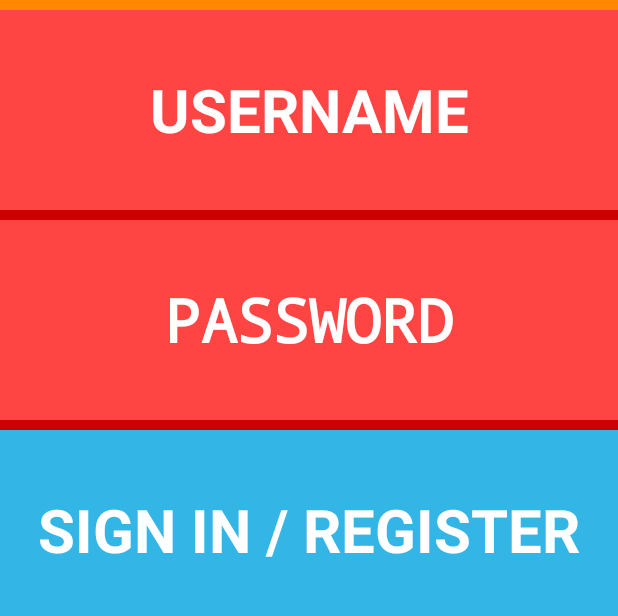
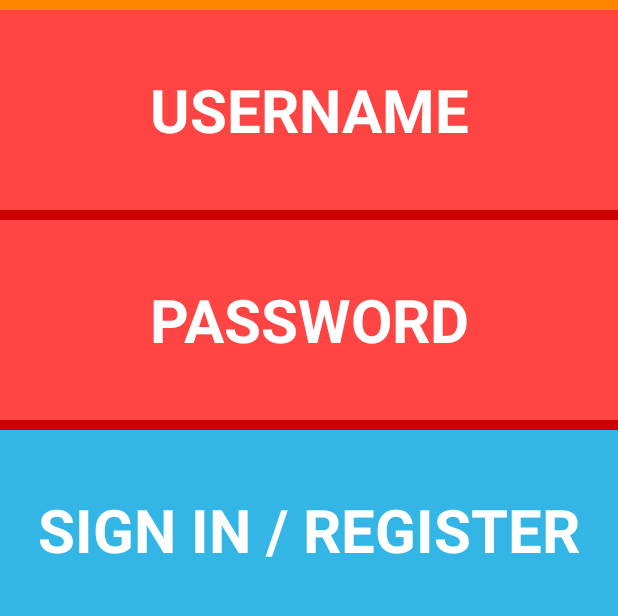
Before and after one commit to Wojtechnology/WoahPaper, an Android app: the screen it shows after launch (LoginActivity), on a phone screen of 412 x 824 dp, the part 200-816 px from its top. Run offline under Robolectric (Android 15) with nearby library versions, the phone set to English and light mode, and no system bars.

Commit message:
Fixed some UI Things

```diff
--- a/app/app/build.gradle
+++ b/app/app/build.gradle
@@ -13,7 +13,7 @@ android {
     }
     buildTypes {
         release {
-            runProguard false
+            minifyEnabled false
             proguardFiles getDefaultProguardFile('proguard-android.txt'), 'proguard-rules.pro'
         }
     }
--- a/app/app/src/main/java/com/example/wojtekswiderski/woahpaper/LoginActivity.java
+++ b/app/app/src/main/java/com/example/wojtekswiderski/woahpaper/LoginActivity.java
@@ -28,9 +28,11 @@ public class LoginActivity extends Activity {
         super.onCreate(extra);
         setContentView(R.layout.activity_login);
 
+        //Enabling internet access for the app
         StrictMode.ThreadPolicy policy = new StrictMode.ThreadPolicy.Builder().permitAll().build();
         StrictMode.setThreadPolicy(policy);
 
+        //Creates objects for forms and button
         final EditText userInput = (EditText) findViewById(R.id.userBox);
         final EditText passInput = (EditText) findViewById(R.id.passBox);
         final Button submitButton = (Button) findViewById(R.id.submitBox);
@@ -41,6 +43,7 @@ public class LoginActivity extends Activity {
         userFilterArray[1] = new InputFilter.LengthFilter(12);
         userInput.setFilters(userFilterArray);
 
+        //Turns off hint when clicked
         userInput.setOnFocusChangeListener(new View.OnFocusChangeListener() {
             @Override
             public void onFocusChange(View view, boolean b) {
@@ -114,46 +117,6 @@ public class LoginActivity extends Activity {
             }
         });
 
-        /*//Filters for the inputs allowing usernames up to 12 letters
-        //Also caps the input
-        InputFilter[] userFilterArray = new InputFilter[2];
-        userFilterArray[0] = new InputFilter.LengthFilter(12);
-        userFilterArray[1] = new InputFilter.AllCaps();
-
-        InputFilter[] passFilterArray = new InputFilter[2];
-        passFilterArray[0] = new InputFilter.LengthFilter(4);
-        passFilterArray[1] = new InputFilter.AllCaps();
-
-        //Input for the username
-        final EditText userName = new EditText(this);
-        userName.setLayoutParams(new LinearLayout.LayoutParams(LinearLayout.LayoutParams.MATCH_PARENT, 200));
-        userName.setBackgroundColor(0xFFFF4444);
-        userName.setTypeface(Typeface.create("", Typeface.BOLD));
-        userName.setFilters(userFilterArray);
-        userName.setHint("USERNAME");
-        userName.setHintTextColor(0xFFFFFFFF);
-        userName.setGravity(Gravity.CENTER);
-        userName.setTextSize(50f);
-        userName.setCursorVisible(false);
-        userName.setTextColor(0xFFFFFFFF);
-        layout.addView(userName);
-
-        //password field
-        final EditText passWord = new EditText(this);
-        passWord.setLayoutParams(new LinearLayout.LayoutParams(LinearLayout.LayoutParams.MATCH_PARENT, 200));
-        passWord.setBackgroundColor(0xFFFF4444);
-        passWord.setTypeface(Typeface.create("", Typeface.BOLD));
-        passWord.setFilters(passFilterArray);
-        passWord.setHint("PASSWORD");
-        passWord.setInputType(InputType.TYPE_CLASS_NUMBER);
-        passWord.setTransformationMethod(PasswordTransformationMethod.getInstance());
-        passWord.setHintTextColor(0xFFFFFFFF);
-        passWord.setGravity(Gravity.CENTER);
-        passWord.setTextSize(50f);
-        passWord.setCursorVisible(false);
-        passWord.setTextColor(0xFFFFFFFF);
-        layout.addView(passWord);*/
-
     }
 
     public void loginAction(View view, String user){
--- a/app/app/src/main/res/layout/activity_send.xml
+++ b/app/app/src/main/res/layout/activity_send.xml
@@ -40,7 +40,7 @@
             style="@style/ButtonTheme"
             android:text="@string/send_botton"
             android:background="#33B5E5"
-            android:id="@+id/sendBox"/>
+            android:id="@+id/sendButton"/>
         <TextView
             style="@style/SpacerTheme"
             android:background="#0099CC"/>
--- a/app/app/src/main/res/values/strings.xml
+++ b/app/app/src/main/res/values/strings.xml
@@ -1,6 +1,6 @@
 <?xml version="1.0" encoding="utf-8"?>
 <resources>
-
+finish();
     <string name="app_name">WoahPaper</string>
     <string name="action_settings">Settings</string>
     <string name="header_name">WOAHPAPER</string>
--- a/app/app/src/main/res/values/styles.xml
+++ b/app/app/src/main/res/values/styles.xml
@@ -11,6 +11,7 @@
         <item name="android:gravity">center</item>
         <item name="android:textSize">@dimen/text_size</item>
         <item name="android:textStyle">bold</item>
+        <item name="android:fontFamily">sans-serif</item>
     </style>
 
     <style name="ButtonTheme">
@@ -20,6 +21,7 @@
         <item name="android:gravity">center</item>
         <item name="android:textSize">@dimen/text_size</item>
         <item name="android:textStyle">bold</item>
+        <item name="android:fontFamily">sans-serif</item>
     </style>
 
     <style name="FormTheme">
@@ -29,6 +31,7 @@
         <item name="android:gravity">center</item>
         <item name="android:textSize">@dimen/text_size</item>
         <item name="android:textStyle">bold</item>
+        <item name="android:fontFamily">sans-serif</item>
         <item name="android:textColor">#FFFFFF</item>
         <item name="android:imeOptions">flagNoExtractUi</item>
     </style>
--- a/app/build.gradle
+++ b/app/build.gradle
@@ -5,7 +5,7 @@ buildscript {
         jcenter()
     }
     dependencies {
-        classpath 'com.android.tools.build:gradle:0.12.2'
+        classpath 'com.android.tools.build:gradle:1.0.0-rc2'
 
         // NOTE: Do not place your application dependencies here; they belong
         // in the individual module build.gradle files
```
Also changed, not shown: app/app/src/main/java/com/example/wojtekswiderski/woahpaper/SendActivity.java (+16 -1 lines), app/gradle/wrapper/gradle-wrapper.properties, 2 other files.
